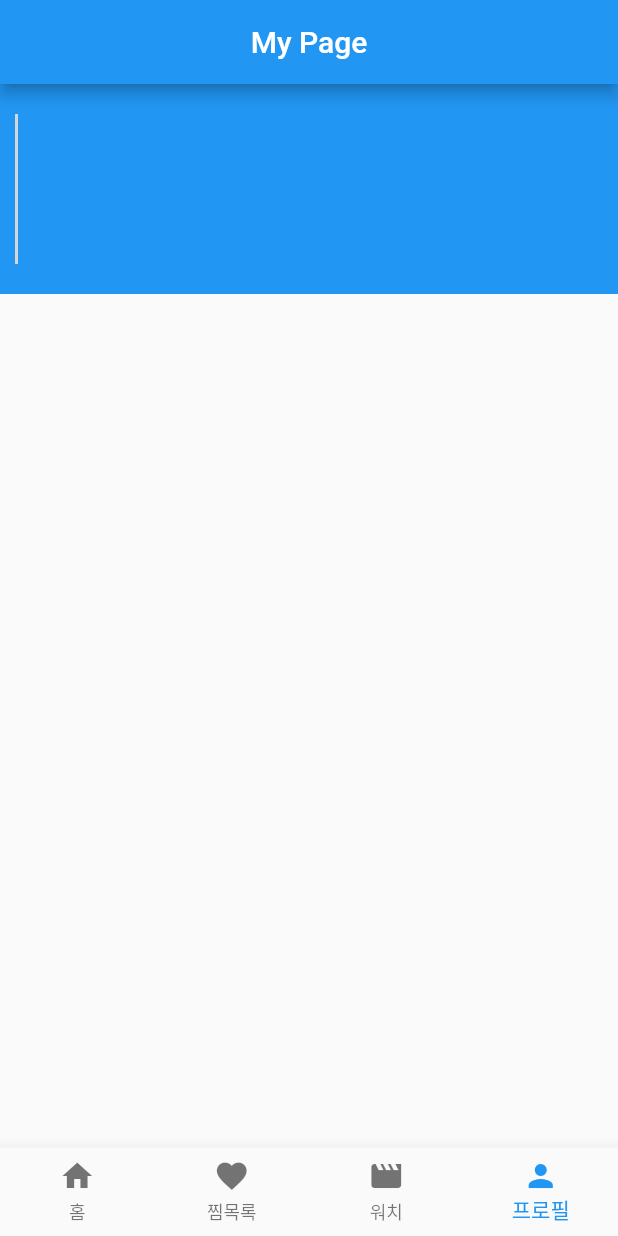
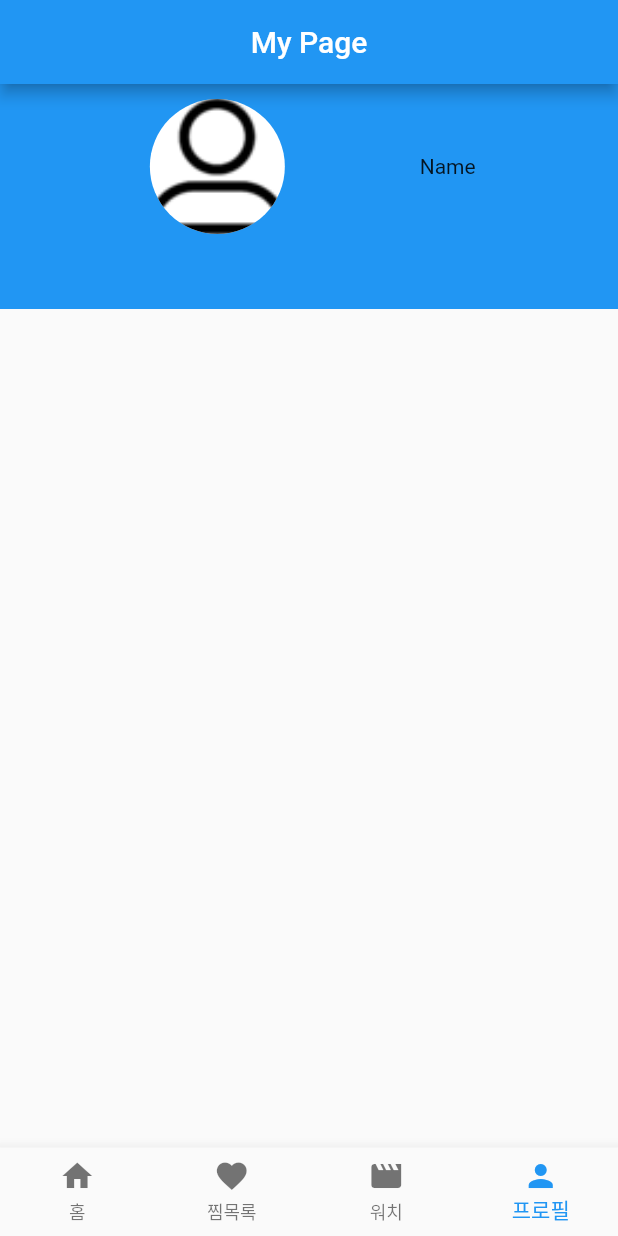
Before and after one commit to awdasczv/newitem_alarm, a Flutter app: the screen it shows after launch, item 4 of the bottom bar chosen, on a phone screen of 412 x 824 dp. Run offline on Flutter 3.47's test engine with Material 2 defaults, Android fonts, the light colour scheme and no system bars; grey boxes are pictures that could not be loaded.

Commit message:
new update profile

```diff
--- a/lib/ProfilePages/ProfileHome.dart
+++ b/lib/ProfilePages/ProfileHome.dart
@@ -14,33 +14,46 @@
           titleSpacing: 0.0,
           title: Text("My Page"),
         ),
-        body: Row(
+        body: Column(
             crossAxisAlignment: CrossAxisAlignment.start,
             children: <Widget>[
-              Expanded(
-                child: Container(
-                    color: Colors.blue,
-                    child: Container(
-                      padding: EdgeInsets.only(left: 10, right: 400, top: 20, bottom: 20),
+                Container(
+                  width: double.infinity,
+                  height: 150,
+                  color: Colors.blue,
+                  padding: EdgeInsets.only(left: 10, right: 10, top: 10, bottom: 50),
+                  child: Row(
+                    mainAxisAlignment: MainAxisAlignment.spaceEvenly,
+                    children: [
+                      CircleAvatar(
+                        radius: 50,
+                        backgroundColor: Colors.white,
+                        backgroundImage: AssetImage('assets/images/profile3.png'),
+                      ),
+                      Text("Name")
+                    ],
+                  )
+
+                    /*child: Container(
+                      padding: EdgeInsets.only(left: 10, right: 10, top: 10, bottom: 50),
                       child: CircleAvatar(
                         radius: 50,
                         backgroundColor: Colors.white,
                         backgroundImage: AssetImage('images/profile.png'),
                       ),
-                    )
+                    )*/
                 ),
-              ),
-              // Expanded(
-              //     child: Container(
-              //         child: Column(
-              //             mainAxisAlignment: MainAxisAlignment.center,
-              //             children: <Widget>[
-              //               Text("Name"),
-              //               Text("date")
-              //             ]
-              //         )
-              //     )
-              // )
+               /*Expanded(
+                   child: Container(
+                       child: Column(
+                           mainAxisAlignment: MainAxisAlignment.center,
+                           children: <Widget>[
+                             Text("Name"),
+                             Text("date")
+                           ]
+                       )
+                   )
+               )*/
             ]
         )
     );
--- a/pubspec.yaml
+++ b/pubspec.yaml
@@ -44,6 +44,8 @@
   # included with your application, so that you can use the icons in
   # the material Icons class.
   uses-material-design: true
+  assets:
+    - assets/images/
 
   # To add assets to your application, add an assets section, like this:
   # assets:
```
Also changed, not shown: assets/images/profile3.png (added).
